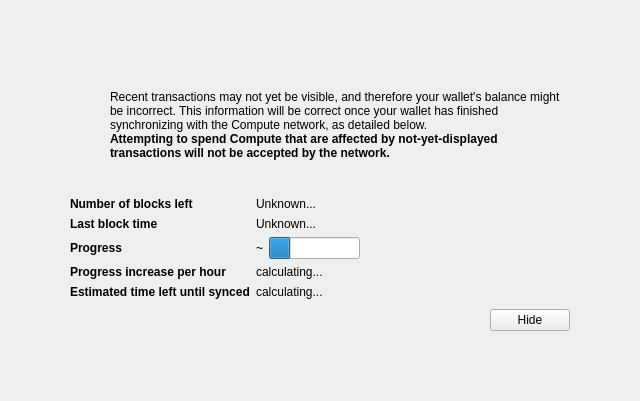
minblock/compute, file src/qt/forms/modaloverlay.ui: the form before one commit.
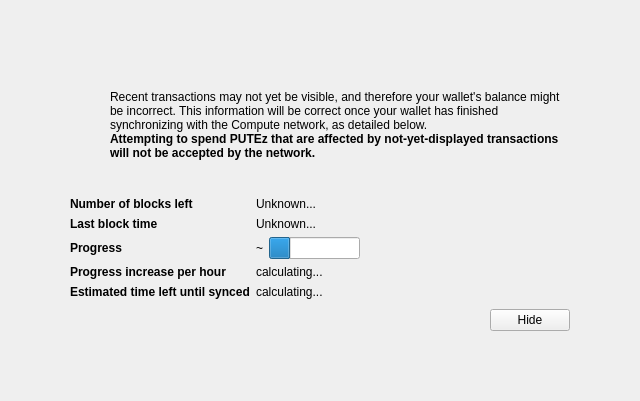
The form after the commit. Icons and pictures are not drawn. Custom widgets are drawn as their Qt base class.

```diff
--- a/src/qt/forms/modaloverlay.ui
+++ b/src/qt/forms/modaloverlay.ui
@@ -147,7 +147,7 @@
                 </font>
                </property>
                <property name="text">
-                <string>Attempting to spend Compute that are affected by not-yet-displayed transactions will not be accepted by the network.</string>
+                <string>Attempting to spend PUTEz that are affected by not-yet-displayed transactions will not be accepted by the network.</string>
                </property>
                <property name="textFormat">
                 <enum>Qt::RichText</enum>
```
